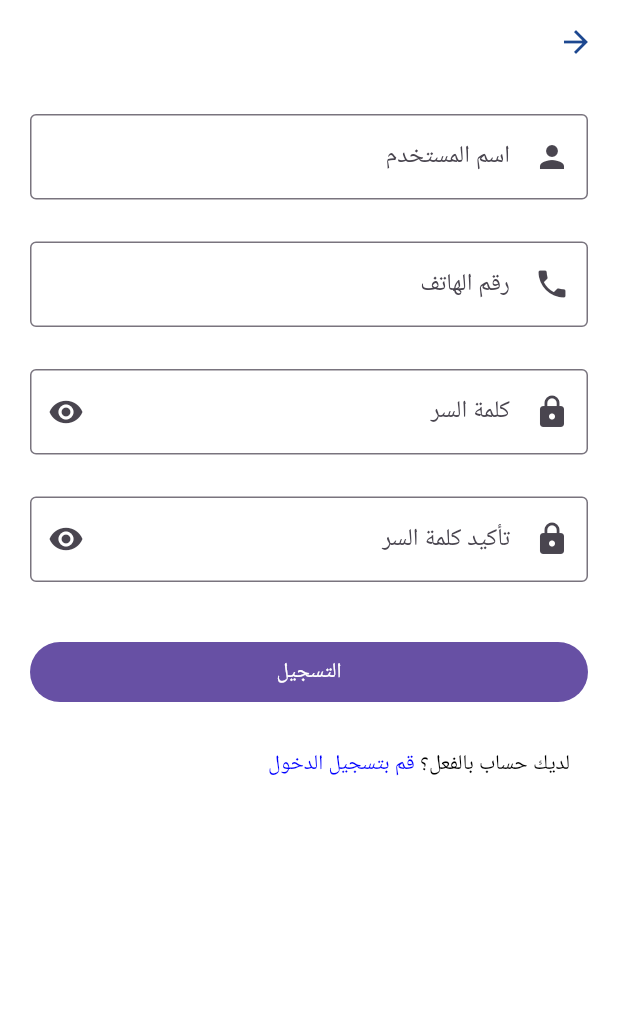
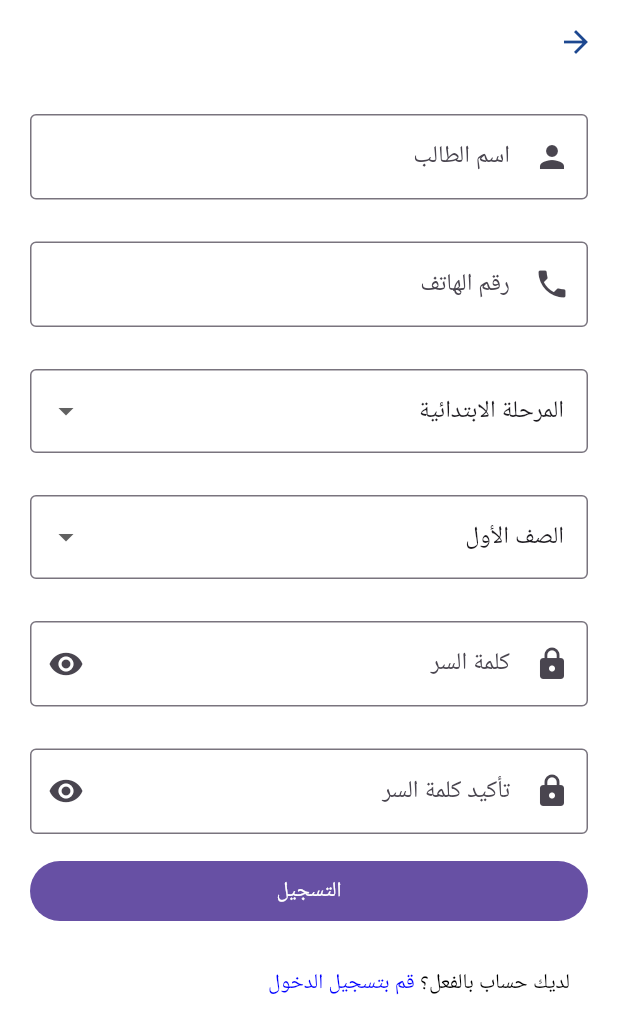
Before and after one commit to mahmoudhamdyae/Education, a Flutter app: the RegisterScreen screen opened by its route, on a phone screen of 412 x 824 dp. Shown: the top 1034 px of the screen. Run offline on Flutter 3.47's test engine with Material 3 defaults, Android fonts, the phone set to English and light mode, and no system bars; our stand-ins replace get_it, persistent_bottom_nav_bar, shared_preferences; accounts and stored records are empty.

Commit message:
Register Form

```diff
--- a/lib/domain/models/HomeUI.dart
+++ b/lib/domain/models/HomeUI.dart
@@ -1,11 +1,12 @@
 import 'package:flutter/material.dart';
 
+import '../../presentation/resources/assets_manager.dart';
 import '../../presentation/resources/routes_manager.dart';
 import '../../presentation/resources/strings_manager.dart';
 
 class HomeUI {
   String name;
-  IconData icon;
+  String icon;
   Function action;
 
   HomeUI(this.name, this.icon, this.action);
@@ -14,32 +15,32 @@ class HomeUI {
     return [
       HomeUI(
         AppStrings.recordedCourses,
-        Icons.menu_book,
+        ImageAssets.onlineCourses,
             () => Navigator.of(context, rootNavigator: true).pushNamed(Routes.recordedCoursesRoute),
       ),
       HomeUI(
         AppStrings.printedNotes,
-        Icons.note_alt,
+        ImageAssets.printedNotes,
             () => Navigator.of(context, rootNavigator: true).pushNamed(Routes.printedNotesRoute),
       ),
       HomeUI(
         AppStrings.courses,
-        Icons.school,
+        ImageAssets.onlineCourses,
             () => Navigator.of(context, rootNavigator: true).pushNamed(Routes.coursesRoute),
       ),
       HomeUI(
         AppStrings.onlineCourses,
-        Icons.computer,
+        ImageAssets.onlineCourses,
             () => Navigator.of(context, rootNavigator: true).pushNamed(Routes.onlineCoursesRoute),
       ),
       HomeUI(
         AppStrings.teacher,
-        Icons.person,
+        ImageAssets.teacher,
             () => Navigator.of(context, rootNavigator: true).pushNamed(Routes.teacherRoute),
       ),
       HomeUI(
         AppStrings.examsAndBanks,
-        Icons.checklist,
+        ImageAssets.exam,
             () => Navigator.of(context, rootNavigator: true).pushNamed(Routes.examsAndBanksRoute),
       ),
 
--- a/lib/presentation/resources/assets_manager.dart
+++ b/lib/presentation/resources/assets_manager.dart
@@ -2,4 +2,8 @@ const String imagePath = "assets/images";
 
 class ImageAssets {
   static const String splashLogo = "$imagePath/splash_logo.png";
+  static const String onlineCourses = "$imagePath/online_courses.png";
+  static const String teacher = "$imagePath/teacher.png";
+  static const String exam = "$imagePath/exam.png";
+  static const String printedNotes = "$imagePath/books.png";
 }
--- a/lib/presentation/resources/strings_manager.dart
+++ b/lib/presentation/resources/strings_manager.dart
@@ -4,7 +4,7 @@ class AppStrings {
 
   // Authentication
   static const phoneHint = "رقم الهاتف";
-  static const usernameHint = "اسم المستخدم";
+  static const usernameHint = "اسم الطالب";
   static const passwordHint = "كلمة السر";
   static const passwordConfirmHint = "تأكيد كلمة السر";
   static const login = "تسجيل الدخول";
@@ -19,6 +19,26 @@ class AppStrings {
   static const register = "التسجيل";
   static const requireLogIn = "قم بتسجيل الدخول أولا";
   static const requireLogInButton = "تسجيل دخول أو إنشاء حساب";
+  static const marhalaHint = "المرحلة";
+  static const primaryMarhala = "المرحلة الابتدائية";
+  static const mediumMarhala = "المرحلة المتوسطة";
+  static const secondaryMarhala = "المرحلة الثانوية";
+  static const qodoratMarhala = "القدرات";
+  static const toeflMarhala = "TOEFL";
+  static const ieltsMarhala = "IELTS";
+  static const saff1 = "الصف الأول";
+  static const saff2 = "الصف الثانى";
+  static const saff3 = "الصف الثالث";
+  static const saff4 = "الصف الرابع";
+  static const saff5 = "الصف الخامس";
+  static const saff6 = "الصف السادس";
+  static const saff7 = "الصف السابع";
+  static const saff8 = "الصف الثامن";
+  static const saff9 = "الصف التاسع";
+  static const saff10 = "الصف العاشر";
+  static const saff11 = "الصف الحادى عشر";
+  static const saff12 = "الصف الثانى عشر";
+  static const saff = "الصف";
   // Logout
   static const String logoutDialogText = "هل أنت متأكد من تسجيل الخروج؟";
   static const String logoutOk = "تسجيل الخروج";
--- a/lib/presentation/screens/auth/register_screen.dart
+++ b/lib/presentation/screens/auth/register_screen.dart
@@ -21,12 +21,38 @@ class _RegisterViewState extends State<RegisterScreen> {
   final AppPreferences _appPreferences = instance<AppPreferences>();
   final AccountService _accountService = instance<AccountService>();
 
-  TextEditingController nameController = TextEditingController();
-  TextEditingController numberController = TextEditingController();
-  TextEditingController passController = TextEditingController();
-  TextEditingController confirmPassController = TextEditingController();
+  final TextEditingController _nameController = TextEditingController();
+  final TextEditingController _numberController = TextEditingController();
+  final TextEditingController _passController = TextEditingController();
+  final TextEditingController _confirmPassController = TextEditingController();
   GlobalKey<FormState> formState = GlobalKey<FormState>();
   bool _obscureText = true;
+
+  final List<String> _marahel = [
+    AppStrings.primaryMarhala,
+    AppStrings.mediumMarhala,
+    AppStrings.secondaryMarhala,
+    AppStrings.qodoratMarhala,
+    AppStrings.toeflMarhala,
+    AppStrings.ieltsMarhala,
+  ];
+  String _selectedMarhala = AppStrings.primaryMarhala;
+
+  final List<String> _sfoof = [
+    AppStrings.saff1,
+    AppStrings.saff2,
+    AppStrings.saff3,
+    AppStrings.saff4,
+    AppStrings.saff5,
+    AppStrings.saff6,
+    AppStrings.saff7,
+    AppStrings.saff8,
+    AppStrings.saff9,
+    AppStrings.saff10,
+    AppStrings.saff11,
+    AppStrings.saff12,
+  ];
+  String _selectedSaff = AppStrings.saff1;
 
   // Toggles the password show status
   void _toggle() {
@@ -42,9 +68,9 @@ class _RegisterViewState extends State<RegisterScreen> {
 
       try {
         showLoading();
-        await _accountService.register(nameController.text, numberController.text, passController.text)
+        await _accountService.register(_nameController.text, _numberController.text, _passController.text)
             .then((userCredential) {
-          _accountService.logIn(numberController.text, passController.text).then((value) {
+          _accountService.logIn(_numberController.text, _passController.text).then((value) {
             _appPreferences.setUserLoggedIn();
             Navigator.of(context).pushReplacementNamed(Routes.mainRoute);
           });
@@ -70,11 +96,11 @@ class _RegisterViewState extends State<RegisterScreen> {
         padding: const EdgeInsets.all(AppPadding.p20),
         child: Form(
             key: formState,
-            child: Column(
+            child: ListView(
               children: [
                 // User Name Edit Text
                 TextFormField(
-                  controller: nameController,
+                  controller: _nameController,
                   textInputAction: TextInputAction.next,
                   keyboardType: TextInputType.text,
                   validator: (val) {
@@ -94,7 +120,7 @@ class _RegisterViewState extends State<RegisterScreen> {
                 ),
                 // Phone Number Edit Text
                 TextFormField(
-                  controller: numberController,
+                  controller: _numberController,
                   textInputAction: TextInputAction.next,
                   keyboardType: TextInputType.phone,
                   validator: (val) {
@@ -113,9 +139,55 @@ class _RegisterViewState extends State<RegisterScreen> {
                 const SizedBox(
                   height: AppSize.s28,
                 ),
+                // Marhala Drop Down
+                DropdownButtonFormField(
+                  decoration: const InputDecoration(
+                    border: OutlineInputBorder(),
+                  ),
+                  isExpanded: true,
+                  hint: const Text(AppStrings.marhalaHint), // Not necessary for Option 1
+                  value: _selectedMarhala,
+                  onChanged: (newValue) {
+                    setState(() {
+                      _selectedMarhala = newValue!;
+                    });
+                  },
+                  items: _marahel.map((marhala) {
+                    return DropdownMenuItem(
+                      value: marhala,
+                      child: Text(marhala),
+                    );
+                  }).toList(),
+                ),
+                const SizedBox(
+                  height: AppSize.s28,
+                ),
+                // Saff Drop Down
+                DropdownButtonFormField(
+                  decoration: const InputDecoration(
+                    border: OutlineInputBorder(),
+                  ),
+                  isExpanded: true,
+                  hint: const Text(AppStrings.saff), // Not necessary for Option 1
+                  value: _selectedSaff,
+                  onChanged: (newValue) {
+                    setState(() {
+                      _selectedSaff = newValue!;
+                    });
+                  },
+                  items: _sfoof.map((saff) {
+                    return DropdownMenuItem(
+                      value: saff,
+                      child: Text(saff),
+                    );
+                  }).toList(),
+                ),
+                const SizedBox(
+                  height: AppSize.s28,
+                ),
                 // Password Edit Text
                 TextFormField(
-                  controller: passController,
+                  controller: _passController,
                   textInputAction: TextInputAction.next,
                   validator: (val) {
                     if (val == null || val.isEmpty) {
@@ -143,10 +215,10 @@ class _RegisterViewState extends State<RegisterScreen> {
                 ),
                 // Repeat Password Edit Text
                 TextFormField(
-                  controller: confirmPassController,
+                  controller: _confirmPassController,
                   textInputAction: TextInputAction.done,
                   validator: (val) {
-                    if (val != passController.text) {
+                    if (val != _passController.text) {
                       return AppStrings.passwordConfirmInvalid;
                     }
                     return null;
@@ -167,7 +239,7 @@ class _RegisterViewState extends State<RegisterScreen> {
                           borderSide: BorderSide(width: 1))),
                 ),
                 const SizedBox(
-                  height: AppSize.s40,
+                  height: AppSize.s18,
                 ),
                 // Register Button
                 SizedBox(
--- a/lib/presentation/widgets/grid_view_item.dart
+++ b/lib/presentation/widgets/grid_view_item.dart
@@ -28,10 +28,10 @@ class GridViewItem extends StatelessWidget {
               child: Column(
                 mainAxisAlignment: MainAxisAlignment.center,
                 children: [
-                  Icon(_item.icon, color: ColorManager.white, size: AppSize.s40,),
+                  Image.asset(_item.icon, scale: AppSize.s8,),
                   const SizedBox(height: AppSize.s16,),
                   Padding(
-                    padding: const EdgeInsets.all(8.0),
+                    padding: const EdgeInsets.all(AppPadding.p8),
                     child: Text(
                       _item.name,
                       textAlign: TextAlign.center,
```
Also changed, not shown: assets/images/books.png (added), assets/images/exam.png (added), assets/images/online_courses.png (added), assets/images/teacher.png (added).
